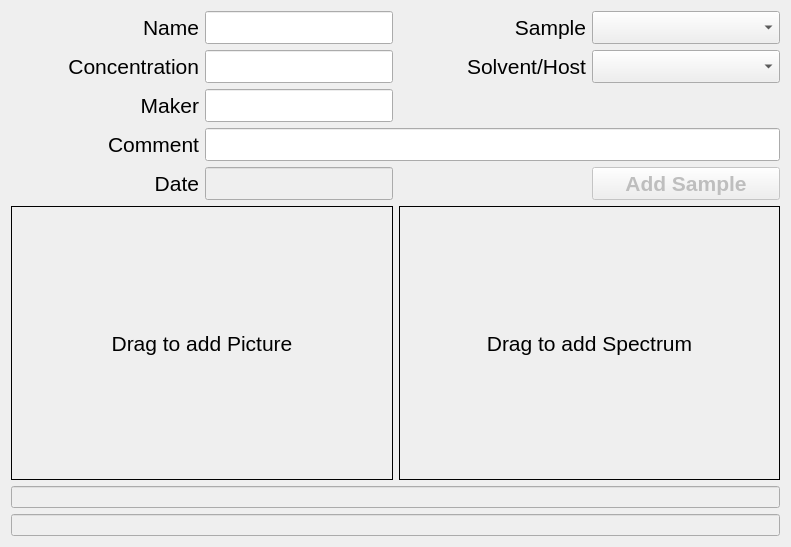
Old version of the form addsampledialog.ui in the repository TripletESR/DatabaseInput.
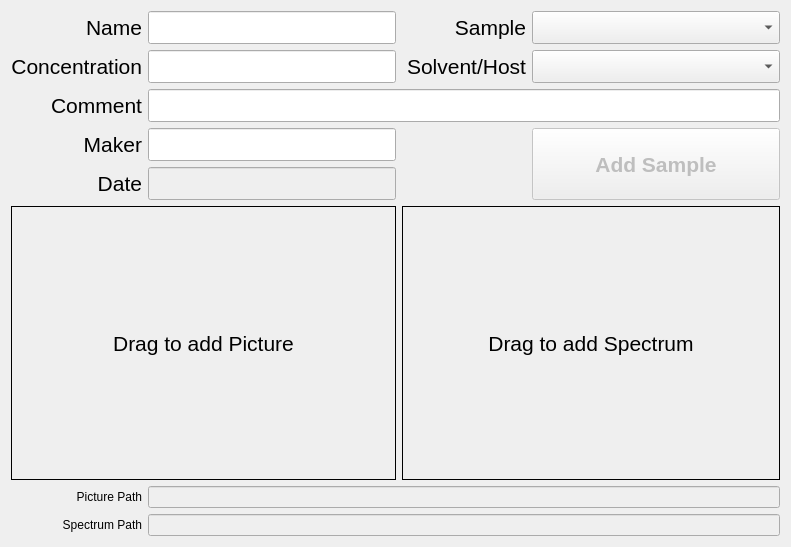
New version of the form.

```diff
--- a/addsampledialog.ui
+++ b/addsampledialog.ui
@@ -16,7 +16,77 @@
   <property name="windowTitle">
    <string>Dialog</string>
   </property>
-  <layout class="QGridLayout" name="gridLayout" columnstretch="1,1,1,1">
+  <layout class="QGridLayout" name="gridLayout" columnstretch="1,1,1,1,1,1">
+   <item row="6" column="0">
+    <widget class="QLabel" name="label_8">
+     <property name="text">
+      <string>Picture Path</string>
+     </property>
+     <property name="alignment">
+      <set>Qt::AlignRight|Qt::AlignTrailing|Qt::AlignVCenter</set>
+     </property>
+    </widget>
+   </item>
+   <item row="7" column="0">
+    <widget class="QLabel" name="label_9">
+     <property name="text">
+      <string>Spectrum Path</string>
+     </property>
+     <property name="alignment">
+      <set>Qt::AlignRight|Qt::AlignTrailing|Qt::AlignVCenter</set>
+     </property>
+    </widget>
+   </item>
+   <item row="5" column="3" colspan="3">
+    <widget class="QLabel" name="label_spectrum">
+     <property name="font">
+      <font>
+       <pointsize>16</pointsize>
+      </font>
+     </property>
+     <property name="frameShape">
+      <enum>QFrame::Box</enum>
+     </property>
+     <property name="text">
+      <string>Drag to add Spectrum</string>
+     </property>
+     <property name="alignment">
+      <set>Qt::AlignCenter</set>
+     </property>
+    </widget>
+   </item>
+   <item row="5" column="0" colspan="3">
+    <widget class="QLabel" name="label_pic">
+     <property name="font">
+      <font>
+       <pointsize>16</pointsize>
+      </font>
+     </property>
+     <property name="frameShape">
+      <enum>QFrame::Box</enum>
+     </property>
+     <property name="text">
+      <string>Drag to add Picture</string>
+     </property>
+     <property name="alignment">
+      <set>Qt::AlignCenter</set>
+     </property>
+    </widget>
+   </item>
+   <item row="6" column="1" colspan="5">
+    <widget class="QLineEdit" name="lineEdit_picPath">
+     <property name="enabled">
+      <bool>false</bool>
+     </property>
+    </widget>
+   </item>
+   <item row="7" column="1" colspan="5">
+    <widget class="QLineEdit" name="lineEdit_spectrumPath">
+     <property name="enabled">
+      <bool>false</bool>
+     </property>
+    </widget>
+   </item>
    <item row="0" column="0">
     <widget class="QLabel" name="label">
      <property name="minimumSize">
@@ -38,7 +108,7 @@
      </property>
     </widget>
    </item>
-   <item row="0" column="1">
+   <item row="0" column="1" colspan="2">
     <widget class="QLineEdit" name="lineEdit_sampleName">
      <property name="minimumSize">
       <size>
@@ -53,7 +123,7 @@
      </property>
     </widget>
    </item>
-   <item row="0" column="2">
+   <item row="0" column="3">
     <widget class="QLabel" name="label_6">
      <property name="minimumSize">
       <size>
@@ -74,7 +144,7 @@
      </property>
     </widget>
    </item>
-   <item row="0" column="3">
+   <item row="0" column="4" colspan="2">
     <widget class="QComboBox" name="comboBox_chemical">
      <property name="minimumSize">
       <size>
@@ -110,22 +180,7 @@
      </property>
     </widget>
    </item>
-   <item row="1" column="1">
-    <widget class="QLineEdit" name="lineEdit_concentration">
-     <property name="minimumSize">
-      <size>
-       <width>0</width>
-       <height>30</height>
-      </size>
-     </property>
-     <property name="font">
-      <font>
-       <pointsize>16</pointsize>
-      </font>
-     </property>
-    </widget>
-   </item>
-   <item row="1" column="2">
+   <item row="1" column="3">
     <widget class="QLabel" name="label_7">
      <property name="minimumSize">
       <size>
@@ -146,7 +201,7 @@
      </property>
     </widget>
    </item>
-   <item row="1" column="3">
+   <item row="1" column="4" colspan="2">
     <widget class="QComboBox" name="comboBox_solvent">
      <property name="minimumSize">
       <size>
@@ -161,78 +216,6 @@
      </property>
     </widget>
    </item>
-   <item row="2" column="0">
-    <widget class="QLabel" name="label_3">
-     <property name="minimumSize">
-      <size>
-       <width>0</width>
-       <height>30</height>
-      </size>
-     </property>
-     <property name="font">
-      <font>
-       <pointsize>16</pointsize>
-      </font>
-     </property>
-     <property name="text">
-      <string>Maker</string>
-     </property>
-     <property name="alignment">
-      <set>Qt::AlignRight|Qt::AlignTrailing|Qt::AlignVCenter</set>
-     </property>
-    </widget>
-   </item>
-   <item row="2" column="1">
-    <widget class="QLineEdit" name="lineEdit_maker">
-     <property name="minimumSize">
-      <size>
-       <width>0</width>
-       <height>30</height>
-      </size>
-     </property>
-     <property name="font">
-      <font>
-       <pointsize>16</pointsize>
-      </font>
-     </property>
-    </widget>
-   </item>
-   <item row="3" column="0">
-    <widget class="QLabel" name="label_4">
-     <property name="minimumSize">
-      <size>
-       <width>0</width>
-       <height>30</height>
-      </size>
-     </property>
-     <property name="font">
-      <font>
-       <pointsize>16</pointsize>
-      </font>
-     </property>
-     <property name="text">
-      <string>Comment</string>
-     </property>
-     <property name="alignment">
-      <set>Qt::AlignRight|Qt::AlignTrailing|Qt::AlignVCenter</set>
-     </property>
-    </widget>
-   </item>
-   <item row="3" column="1" colspan="3">
-    <widget class="QLineEdit" name="lineEdit_comment">
-     <property name="minimumSize">
-      <size>
-       <width>0</width>
-       <height>30</height>
-      </size>
-     </property>
-     <property name="font">
-      <font>
-       <pointsize>16</pointsize>
-      </font>
-     </property>
-    </widget>
-   </item>
    <item row="4" column="0">
     <widget class="QLabel" name="label_5">
      <property name="minimumSize">
@@ -254,7 +237,7 @@
      </property>
     </widget>
    </item>
-   <item row="4" column="1">
+   <item row="4" column="1" colspan="2">
     <widget class="QLineEdit" name="lineEdit_date">
      <property name="enabled">
       <bool>false</bool>
@@ -272,61 +255,68 @@
      </property>
     </widget>
    </item>
-   <item row="5" column="0" colspan="2">
-    <widget class="QLabel" name="label_pic">
+   <item row="1" column="1" colspan="2">
+    <widget class="QLineEdit" name="lineEdit_concentration">
+     <property name="minimumSize">
+      <size>
+       <width>0</width>
+       <height>30</height>
+      </size>
+     </property>
      <property name="font">
       <font>
        <pointsize>16</pointsize>
       </font>
      </property>
-     <property name="frameShape">
-      <enum>QFrame::Box</enum>
-     </property>
-     <property name="text">
-      <string>Drag to add Picture</string>
-     </property>
-     <property name="alignment">
-      <set>Qt::AlignCenter</set>
-     </property>
     </widget>
    </item>
-   <item row="5" column="2" colspan="2">
-    <widget class="QLabel" name="label_spectrum">
+   <item row="2" column="0">
+    <widget class="QLabel" name="label_4">
+     <property name="minimumSize">
+      <size>
+       <width>0</width>
+       <height>30</height>
+      </size>
+     </property>
      <property name="font">
       <font>
        <pointsize>16</pointsize>
       </font>
      </property>
-     <property name="frameShape">
-      <enum>QFrame::Box</enum>
-     </property>
      <property name="text">
-      <string>Drag to add Spectrum</string>
+      <string>Comment</string>
      </property>
      <property name="alignment">
-      <set>Qt::AlignCenter</set>
+      <set>Qt::AlignRight|Qt::AlignTrailing|Qt::AlignVCenter</set>
      </property>
     </widget>
    </item>
-   <item row="6" column="0" colspan="4">
-    <widget class="QLineEdit" name="lineEdit_picPath">
-     <property name="enabled">
-      <bool>false</bool>
+   <item row="2" column="1" colspan="5">
+    <widget class="QLineEdit" name="lineEdit_comment">
+     <property name="minimumSize">
+      <size>
+       <width>0</width>
+       <height>30</height>
+      </size>
      </property>
-    </widget>
-   </item>
-   <item row="7" column="0" colspan="4">
-    <widget class="QLineEdit" name="lineEdit_spectrumPath">
-     <property name="enabled">
-      <bool>false</bool>
+     <property name="font">
+      <font>
+       <pointsize>16</pointsize>
+      </font>
      </property>
     </widget>
    </item>
-   <item row="4" column="3">
+   <item row="3" column="4" rowspan="2" colspan="2">
     <widget class="QPushButton" name="pushButton">
      <property name="enabled">
       <bool>false</bool>
      </property>
+     <property name="sizePolicy">
+      <sizepolicy hsizetype="Minimum" vsizetype="Minimum">
+       <horstretch>0</horstretch>
+       <verstretch>0</verstretch>
+      </sizepolicy>
+     </property>
      <property name="minimumSize">
       <size>
        <width>0</width>
@@ -342,6 +332,45 @@
      </property>
      <property name="text">
       <string>Add Sample</string>
+     </property>
+     <property name="autoDefault">
+      <bool>false</bool>
+     </property>
+    </widget>
+   </item>
+   <item row="3" column="0">
+    <widget class="QLabel" name="label_3">
+     <property name="minimumSize">
+      <size>
+       <width>0</width>
+       <height>30</height>
+      </size>
+     </property>
+     <property name="font">
+      <font>
+       <pointsize>16</pointsize>
+      </font>
+     </property>
+     <property name="text">
+      <string>Maker</string>
+     </property>
+     <property name="alignment">
+      <set>Qt::AlignRight|Qt::AlignTrailing|Qt::AlignVCenter</set>
+     </property>
+    </widget>
+   </item>
+   <item row="3" column="1" colspan="2">
+    <widget class="QLineEdit" name="lineEdit_maker">
+     <property name="minimumSize">
+      <size>
+       <width>0</width>
+       <height>30</height>
+      </size>
+     </property>
+     <property name="font">
+      <font>
+       <pointsize>16</pointsize>
+      </font>
      </property>
     </widget>
    </item>
```
Left out of the diff: 2 changed lines with no effect on the pictures.
